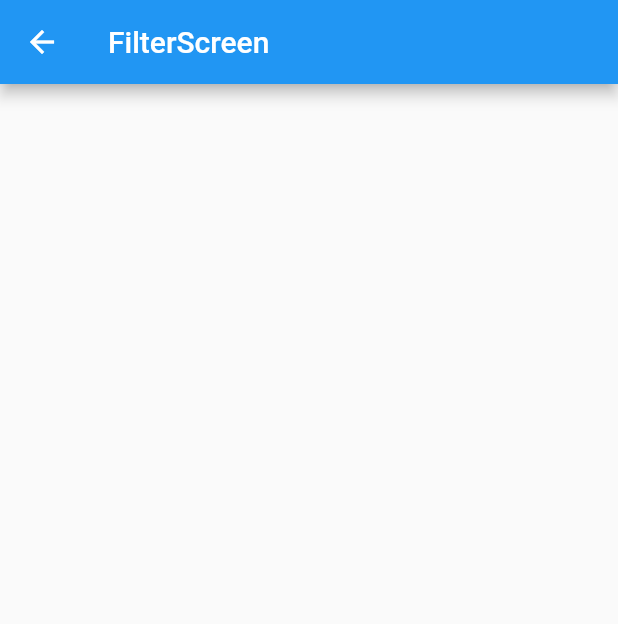
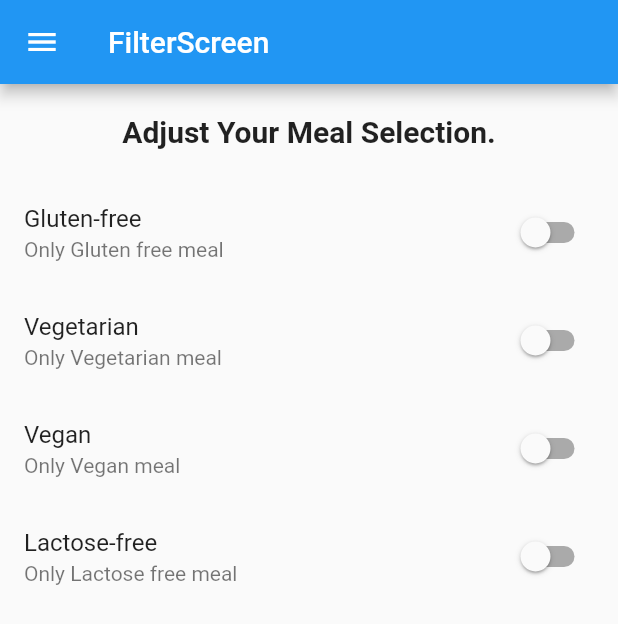
Before and after one commit to shreyassingh431/Meals_flutter, a Flutter app: the FilterScreen screen opened by its route, on a phone screen of 412 x 824 dp. Shown: the top 624 px of the screen. Run offline on Flutter 3.47's test engine with Material 2 defaults, Android fonts, the phone set to English and light mode, and no system bars; Roboto replaces fonts that are missing (Raleway, RobotoCondensed).

Commit message:
1) popping pages and passing data back 2) added filter switches

```diff
--- a/lib/widget/filters_screen.dart
+++ b/lib/widget/filters_screen.dart
@@ -1,13 +1,93 @@
-import 'package:flutter/cupertino.dart';
 import 'package:flutter/material.dart';
+import 'package:meals/widget/main_drawer.dart';
 
-class FilterScreen extends StatelessWidget{
+class FilterScreen extends StatefulWidget {
   static const routeName = '/filter-screen';
+
+  @override
+  _FilterScreenState createState() => _FilterScreenState();
+}
+
+class _FilterScreenState extends State<FilterScreen> {
+  bool _glutenFree = false;
+  bool _vegetarian = false;
+  bool _vegan = false;
+  bool _lactoseFree = false;
+
+  Widget _buildSwitchListTile(String title, String Description,
+      bool currentValue, Function updateValue) {
+    return SwitchListTile(
+      title: Text(title),
+      value: currentValue,
+      subtitle: Text(Description),
+      onChanged: updateValue,
+    );
+  }
+
   @override
   Widget build(BuildContext context) {
     return Scaffold(
-        appBar: AppBar(
-          title: const Text('FilterScreen'),
-        ));
+      appBar: AppBar(
+        title: const Text('FilterScreen'),
+      ),
+      drawer: MainDrawer(),
+      body: Column(
+        children: <Widget>[
+          Container(
+            padding: EdgeInsets.all(20),
+            child: Text(
+              'Adjust Your Meal Selection.',
+              style: Theme.of(context).textTheme.title,
+            ),
+          ),
+          Expanded(
+            child: ListView(
+              children: <Widget>[
+                _buildSwitchListTile(
+                  'Gluten-free',
+                  'Only Gluten free meal',
+                  _glutenFree,
+                  (newValue) {
+                    setState(() {
+                      _glutenFree = newValue;
+                    });
+                  },
+                ),
+                _buildSwitchListTile(
+                  'Vegetarian',
+                  'Only Vegetarian meal',
+                  _vegetarian,
+                  (newValue) {
+                    setState(() {
+                      _vegetarian = newValue;
+                    });
+                  },
+                ),
+                _buildSwitchListTile(
+                  'Vegan',
+                  'Only Vegan meal',
+                  _vegan,
+                  (newValue) {
+                    setState(() {
+                      _vegan = newValue;
+                    });
+                  },
+                ),
+                _buildSwitchListTile(
+                  'Lactose-free',
+                  'Only Lactose free meal',
+                  _lactoseFree,
+                  (newValue) {
+                    setState(() {
+                      _lactoseFree = newValue;
+                    });
+                  },
+                ),
+              ],
+            ),
+          )
+        ],
+      ),
+    );
   }
 }
--- a/lib/widget/meal_detail_screen.dart
+++ b/lib/widget/meal_detail_screen.dart
@@ -81,6 +81,12 @@ class MealDetailScreen extends StatelessWidget {
           ],
         ),
       ),
+      floatingActionButton: FloatingActionButton(
+        child: Icon(Icons.delete),
+        onPressed: () {
+          Navigator.of(context).pop(mealId);  //  canPop() we will check if page is available or replaced
+        },
+      ),
     );
   }
 }
```
Also changed, not shown: lib/widget/category_meals_screen.dart (+53 -17 lines), lib/widget/meal_item.dart (+10 -1 lines).
